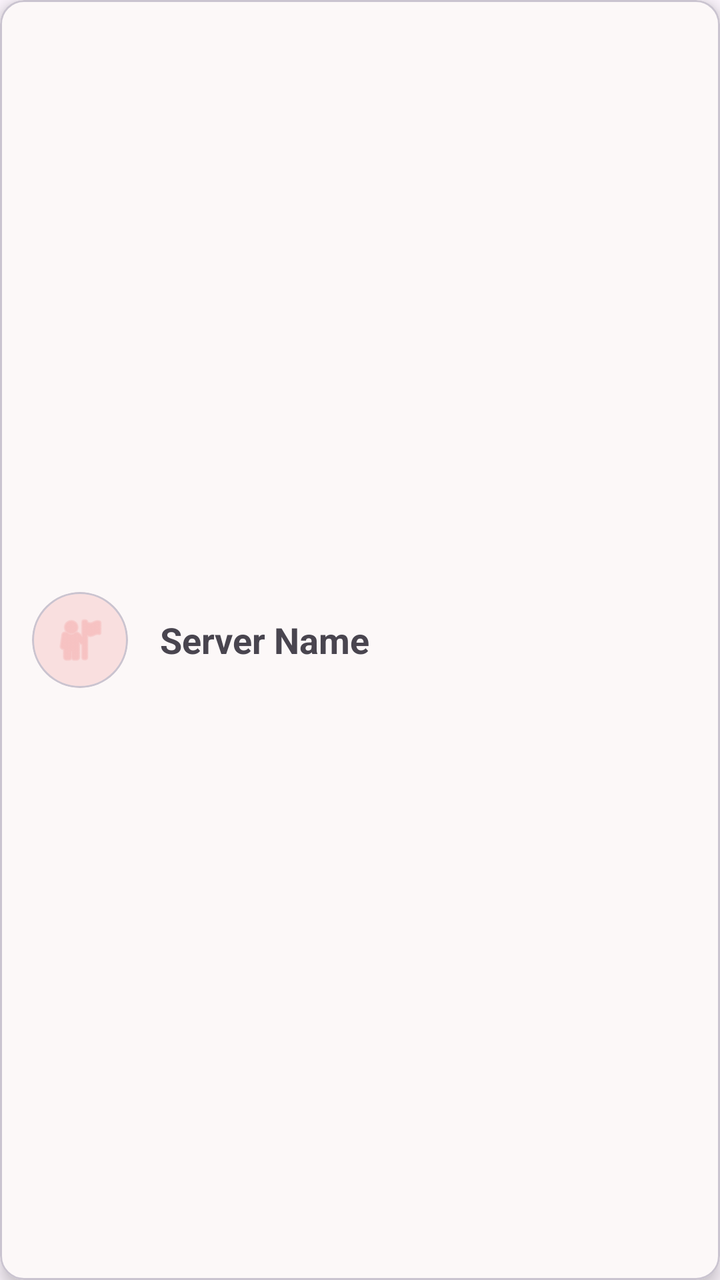
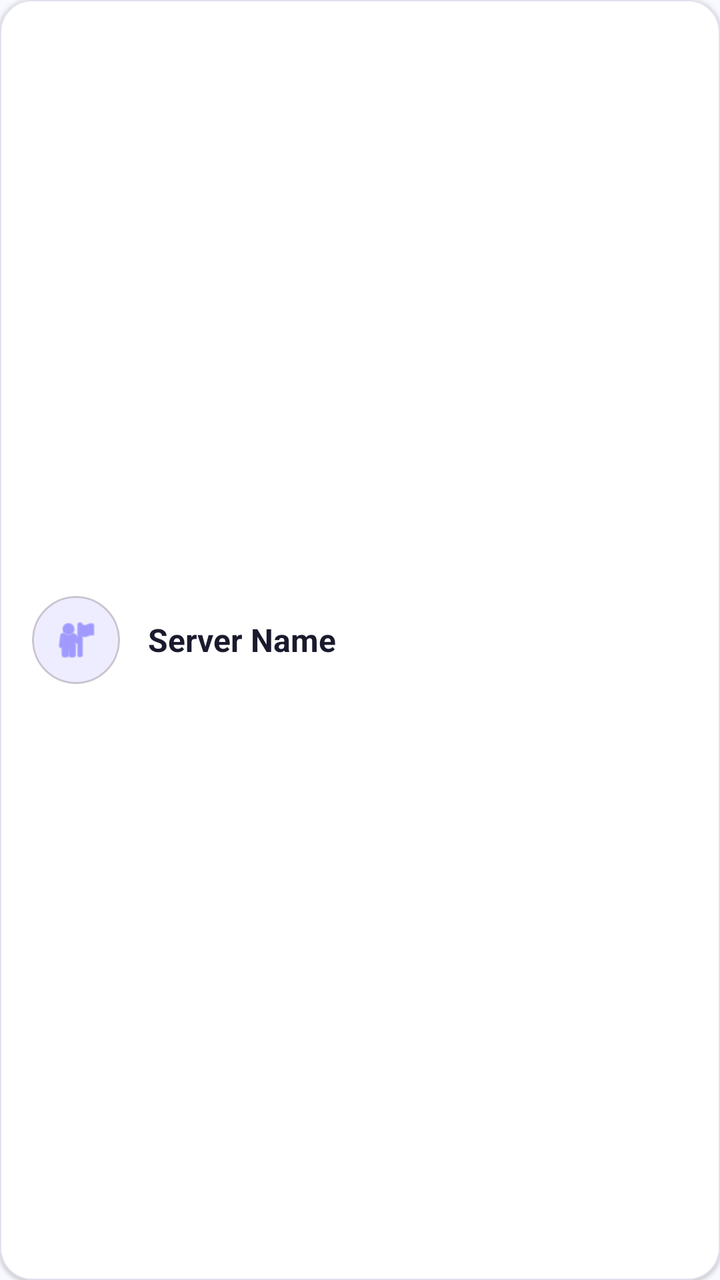

Two renders of the same Android screen: before a commit and after it. Below are the layout's source before the change and the commit's diff.
<!-- AndroidManifest.xml: application theme Theme.SE114_CallingSystem -->
<!-- res/layout/activity_list_item_servers.xml -->
<?xml version="1.0" encoding="utf-8"?>
<com.google.android.material.card.MaterialCardView
    xmlns:android="http://schemas.android.com/apk/res/android"
    xmlns:app="http://schemas.android.com/apk/res-auto"
    android:layout_width="match_parent"
    android:layout_height="72dp"
    android:layout_marginVertical="6dp"
    android:layout_marginHorizontal="6dp"
    app:cardBackgroundColor="@color/bg_default"
    app:cardCornerRadius="12dp"
    app:cardElevation="5dp"
    android:id="@+id/main">

    <com.google.android.material.card.MaterialCardView
        android:layout_width="48dp"
        android:layout_height="48dp"
        android:layout_gravity="center_vertical"
        android:layout_marginStart="16dp"
        app:cardBackgroundColor="@color/bg_icon"
        app:cardCornerRadius="24dp"
        app:cardElevation="0dp">

        <ImageView
            android:layout_width="28dp"
            android:layout_height="28dp"
            android:layout_gravity="center"
            android:src="@android:drawable/ic_menu_myplaces"
            app:tint="@color/tint_alter" />
    </com.google.android.material.card.MaterialCardView>

    <TextView
        android:id="@+id/textServerName"
        android:layout_width="wrap_content"
        android:layout_height="wrap_content"
        android:layout_gravity="center_vertical"
        android:layout_marginStart="80dp"
        android:text="Server Name"
        android:textSize="18sp"
        android:textStyle="bold" />

</com.google.android.material.card.MaterialCardView>
<!-- resources referenced by this layout -->
<resources>
  <color name="bg_default">#FCF8F8</color>
  <color name="bg_icon">#F9DFDF</color>
  <color name="tint_alter">#F5AFAF</color>
  <style name="Theme.SE114_CallingSystem" parent="Base.Theme.SE114_CallingSystem" />
  <style name="Base.Theme.SE114_CallingSystem" parent="Theme.Material3.DayNight.NoActionBar">
          
          
      </style>
</resources>

<!-- the commit's change to res/layout/activity_list_item_servers.xml (unified diff, before → after) -->
@@ -4,38 +4,46 @@
     xmlns:app="http://schemas.android.com/apk/res-auto"
     android:layout_width="match_parent"
     android:layout_height="72dp"
-    android:layout_marginVertical="6dp"
+    android:layout_marginVertical="5dp"
     android:layout_marginHorizontal="6dp"
-    app:cardBackgroundColor="@color/bg_default"
-    app:cardCornerRadius="12dp"
-    app:cardElevation="5dp"
-    android:id="@+id/main">
+    android:id="@+id/main"
+    app:cardBackgroundColor="@color/bg_secondary"
+    app:cardCornerRadius="16dp"
+    app:cardElevation="1dp"
+    app:strokeColor="@color/card_stroke"
+    app:strokeWidth="0.5dp">
 
-    <com.google.android.material.card.MaterialCardView
-        android:layout_width="48dp"
-        android:layout_height="48dp"
-        android:layout_gravity="center_vertical"
-        android:layout_marginStart="16dp"
-        app:cardBackgroundColor="@color/bg_icon"
-        app:cardCornerRadius="24dp"
-        app:cardElevation="0dp">
+    <LinearLayout
+        android:layout_width="match_parent"
+        android:layout_height="match_parent"
+        android:gravity="center_vertical"
+        android:orientation="horizontal"
+        android:paddingHorizontal="16dp">
 
-        <ImageView
-            android:layout_width="28dp"
-            android:layout_height="28dp"
-            android:layout_gravity="center"
-            android:src="@android:drawable/ic_menu_myplaces"
-            app:tint="@color/tint_alter" />
-    </com.google.android.material.card.MaterialCardView>
+        <com.google.android.material.card.MaterialCardView
+            android:layout_width="44dp"
+            android:layout_height="44dp"
+            app:cardBackgroundColor="@color/accent_surface"
+            app:cardCornerRadius="22dp"
+            app:cardElevation="0dp">
 
-    <TextView
-        android:id="@+id/textServerName"
-        android:layout_width="wrap_content"
-        android:layout_height="wrap_content"
-        android:layout_gravity="center_vertical"
-        android:layout_marginStart="80dp"
-        android:text="Server Name"
-        android:textSize="18sp"
-        android:textStyle="bold" />
+            <ImageView
+                android:layout_width="24dp"
+                android:layout_height="24dp"
+                android:layout_gravity="center"
+                android:src="@android:drawable/ic_menu_myplaces"
+                app:tint="@color/accent" />
+        </com.google.android.material.card.MaterialCardView>
+
+        <TextView
+            android:id="@+id/textServerName"
+            android:layout_width="wrap_content"
+            android:layout_height="wrap_content"
+            android:layout_marginStart="14dp"
+            android:text="Server Name"
+            android:textColor="@color/text_primary"
+            android:textSize="16sp"
+            android:textStyle="bold" />
+    </LinearLayout>
 
 </com.google.android.material.card.MaterialCardView>
<!-- resource entries referenced after the edit -->
@@ -1,12 +1,21 @@
 <!-- resources referenced by this layout -->
 <resources>
-  <color name="bg_default">#FCF8F8</color>
-  <color name="bg_icon">#F9DFDF</color>
-  <color name="tint_alter">#F5AFAF</color>
+  <color name="accent">#6C63FF</color>
+  <color name="accent_surface">#EEEDFF</color>
+  <color name="bg_secondary">#FFFFFF</color>
+  <color name="card_stroke">#E0E0EE</color>
+  <color name="text_primary">#1A1A2E</color>
   <style name="Theme.SE114_CallingSystem" parent="Base.Theme.SE114_CallingSystem" />
   <style name="Base.Theme.SE114_CallingSystem" parent="Theme.Material3.DayNight.NoActionBar">
-          
-          
+          <item name="colorPrimary">@color/accent</item>
+          <item name="colorOnPrimary">@color/text_on_accent</item>
+          <item name="colorSecondary">@color/accent_light</item>
+          <item name="android:windowBackground">@color/bg_primary</item>
+          <item name="android:statusBarColor">@color/bg_primary</item>
+          <item name="android:navigationBarColor">@color/bg_primary</item>
       </style>
+  <color name="text_on_accent">#FFFFFF</color>
+  <color name="accent_light">#8B83FF</color>
+  <color name="bg_primary">#F8F9FE</color>
 </resources>
 
